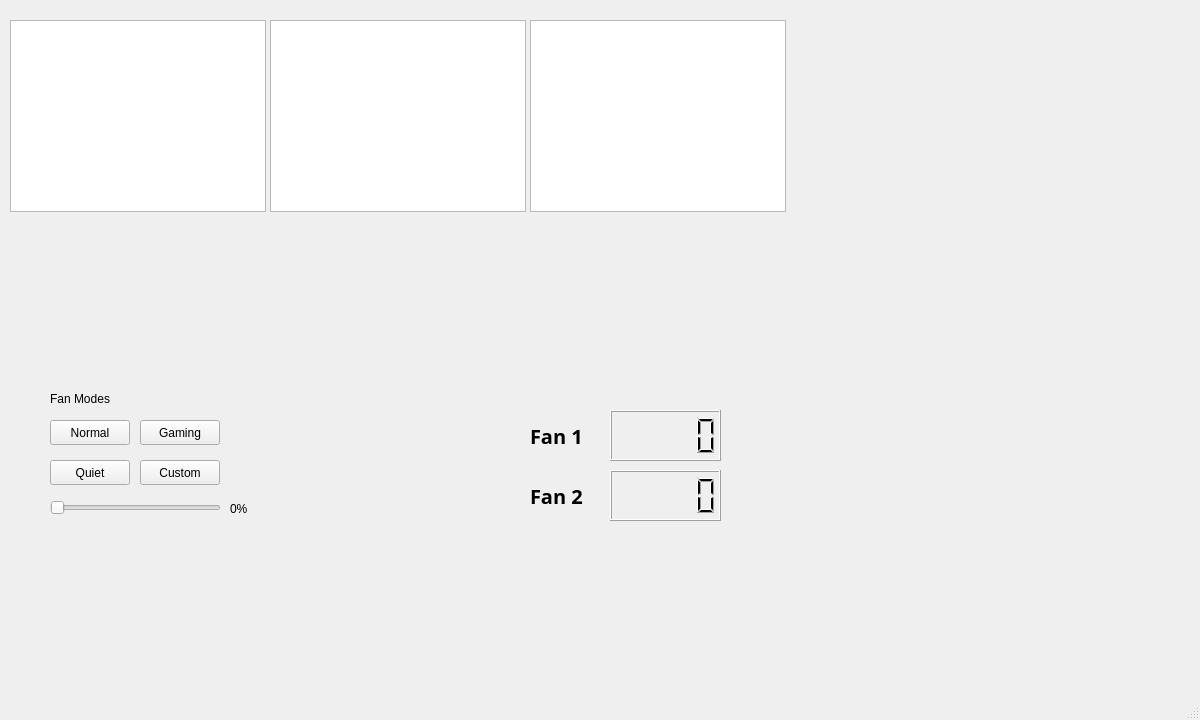
tangalbert919/AeroControlCenter, file mainwindow.ui: the form before one commit.
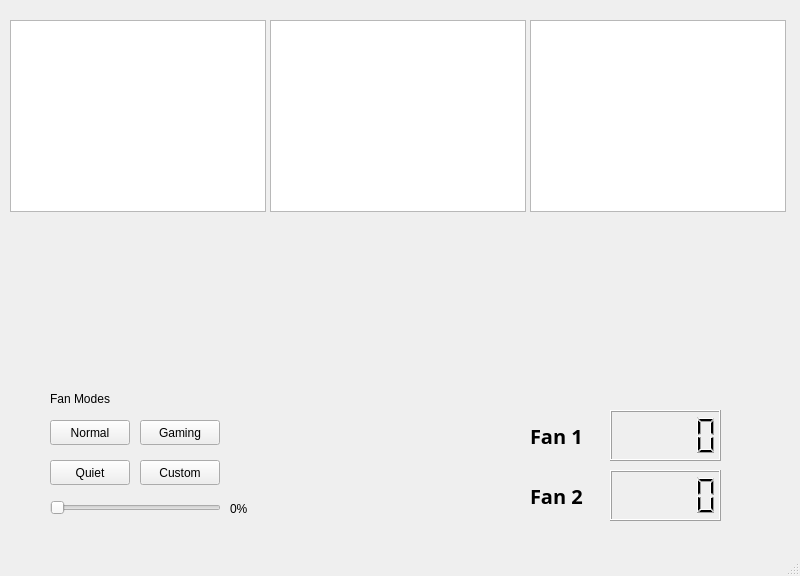
The form after the commit.

Commit message: Add utils class, get more UI work done

What changed in the file:
```diff
--- a/mainwindow.ui
+++ b/mainwindow.ui
@@ -6,8 +6,8 @@
    <rect>
     <x>0</x>
     <y>0</y>
-    <width>1200</width>
-    <height>720</height>
+    <width>800</width>
+    <height>576</height>
    </rect>
   </property>
   <property name="windowTitle">
```
Left out of the diff: 38 changed lines with no effect on the pictures. The commit also changes 6 other files.
